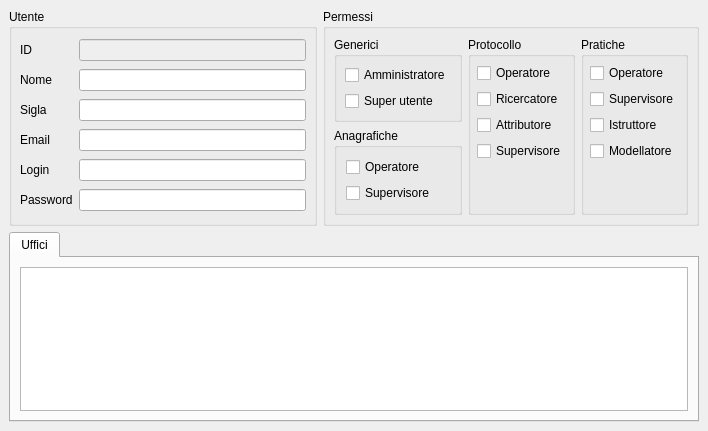
tizianolattisi/suitegda, file src/com/axiastudio/suite/base/forms/utente.ui: the form before one commit.
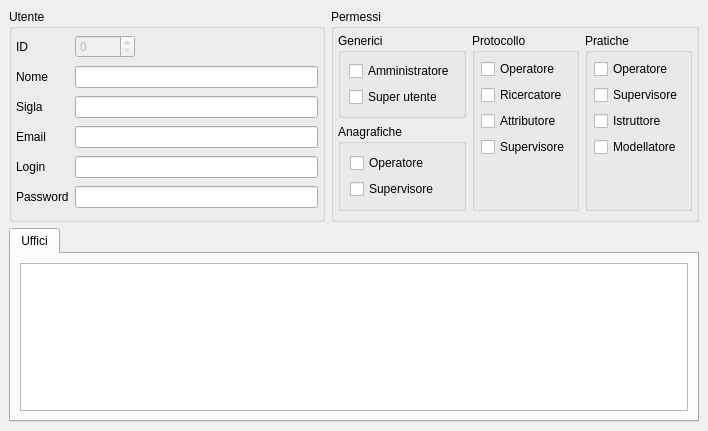
The form after the commit. Custom widgets are drawn as their Qt base class.

Commit message: Protocollo: inserita voce 'PEC' in rif. mittente + aggiustamenti grafici; utente: codice utente diventa uno spinBox x ricerca su valore numerico

```diff
--- a/src/com/axiastudio/suite/base/forms/utente.ui
+++ b/src/com/axiastudio/suite/base/forms/utente.ui
@@ -25,7 +25,7 @@
       </property>
       <layout class="QGridLayout" name="gridLayout">
        <property name="margin">
-        <number>8</number>
+        <number>4</number>
        </property>
        <item row="0" column="0">
         <widget class="QLabel" name="label_4">
@@ -35,10 +35,16 @@
         </widget>
        </item>
        <item row="0" column="1">
-        <widget class="QLineEdit" name="lineEdit_4">
+        <widget class="QSpinBox" name="spinBox">
          <property name="enabled">
           <bool>false</bool>
          </property>
+         <property name="minimumSize">
+          <size>
+           <width>60</width>
+           <height>0</height>
+          </size>
+         </property>
          <property name="column" stdset="0">
           <string>Id</string>
          </property>
@@ -47,6 +53,19 @@
          </property>
         </widget>
        </item>
+       <item row="0" column="2">
+        <spacer name="horizontalSpacer">
+         <property name="orientation">
+          <enum>Qt::Horizontal</enum>
+         </property>
+         <property name="sizeHint" stdset="0">
+          <size>
+           <width>149</width>
+           <height>20</height>
+          </size>
+         </property>
+        </spacer>
+       </item>
        <item row="1" column="0">
         <widget class="QLabel" name="label_3">
          <property name="text">
@@ -54,7 +73,7 @@
          </property>
         </widget>
        </item>
-       <item row="1" column="1">
+       <item row="1" column="1" colspan="2">
         <widget class="QLineEdit" name="lineEdit_3">
          <property name="column" stdset="0">
           <string>nome</string>
@@ -71,7 +90,7 @@
          </property>
         </widget>
        </item>
-       <item row="2" column="1">
+       <item row="2" column="1" colspan="2">
         <widget class="QLineEdit" name="lineEdit_6">
          <property name="column" stdset="0">
           <string>sigla</string>
@@ -85,7 +104,7 @@
          </property>
         </widget>
        </item>
-       <item row="3" column="1">
+       <item row="3" column="1" colspan="2">
         <widget class="QLineEdit" name="lineEdit_5">
          <property name="column" stdset="0">
           <string>email</string>
@@ -102,7 +121,7 @@
          </property>
         </widget>
        </item>
-       <item row="4" column="1">
+       <item row="4" column="1" colspan="2">
         <widget class="QLineEdit" name="lineEdit">
          <property name="column" stdset="0">
           <string>login</string>
@@ -119,7 +138,7 @@
          </property>
         </widget>
        </item>
-       <item row="5" column="1">
+       <item row="5" column="1" colspan="2">
         <widget class="QLineEdit" name="lineEdit_2">
          <property name="column" stdset="0">
           <string>password</string>
@@ -135,7 +154,16 @@
        <string>Permessi</string>
       </property>
       <layout class="QGridLayout" name="gridLayout_2">
-       <property name="margin">
+       <property name="leftMargin">
+        <number>4</number>
+       </property>
+       <property name="topMargin">
+        <number>4</number>
+       </property>
+       <property name="rightMargin">
+        <number>4</number>
+       </property>
+       <property name="bottomMargin">
         <number>8</number>
        </property>
        <item row="0" column="0">
```
Left out of the diff: 5 changed lines with no effect on the pictures. The commit also changes 1 other file.
